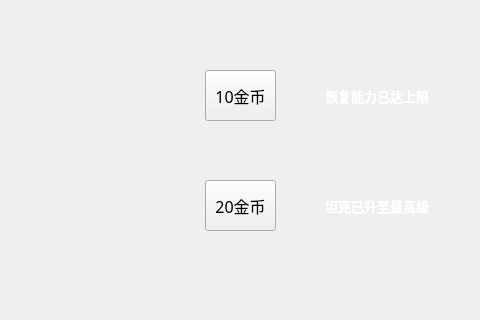
First picture: the form in TankGame/tank_budget.ui, repository anlowee/TankGame, before the edit; both pictures show x 95 to 575 and y 0 to 320 of the 1050 by 633 pixel window.
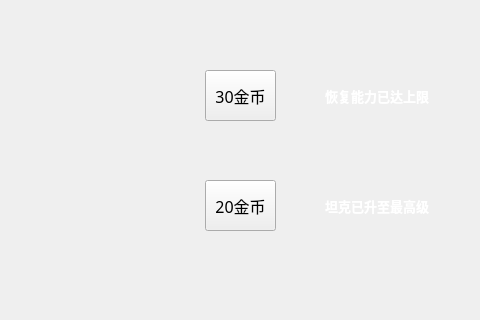
Second picture: the form after the edit. Icons and pictures are not drawn.

Diff of the .ui file:
```diff
--- a/TankGame/tank_budget.ui
+++ b/TankGame/tank_budget.ui
@@ -193,7 +193,7 @@
     <string notr="true">border-image: url(:/sample/photo/Shop_pic/Shop_button.jpg);</string>
    </property>
    <property name="text">
-    <string>10金币</string>
+    <string>30金币</string>
    </property>
   </widget>
   <widget class="QLabel" name="tankLable">
```
